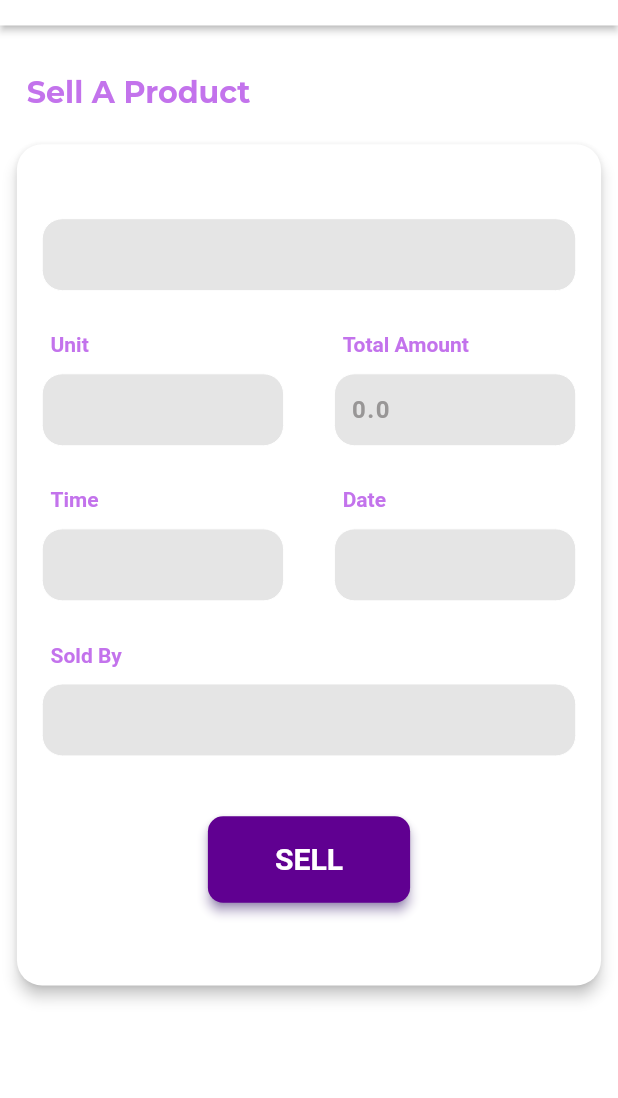
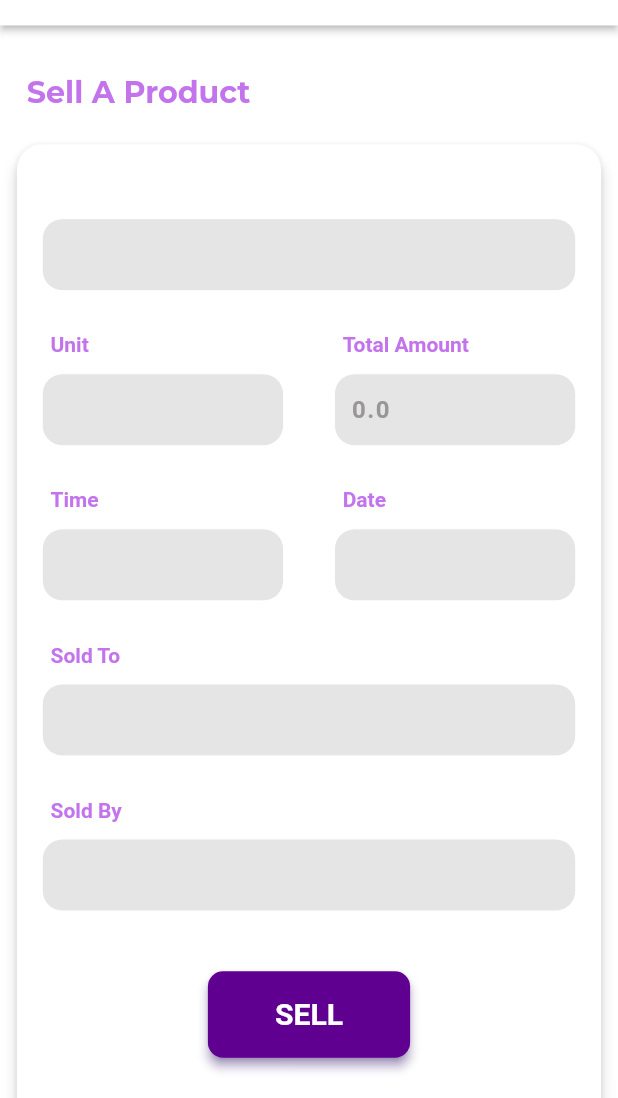
Before and after one commit to Chi-naza/Tarnor, a Flutter app: the SellAProductScreen screen opened directly with empty values, on a phone screen of 412 x 824 dp, the part 138-1236 px from its top. Run offline on Flutter 3.47's test engine with Material 2 defaults, Android fonts, the phone set to English and light mode, and no system bars; our stand-ins replace cloud_firestore, file_picker, firebase_auth, firebase_core, firebase_storage, get and 5 more; accounts and stored records are empty; network calls fail; Roboto replaces fonts that are missing (Georgia).

Commit message:
Modified the login screens. Gave more powers to the Admin and reduced the powers of the staff. Only admins can restock and create staff accounts. Added the functionality for the admin to see the details of a particular sale

```diff
--- a/lib/app_constants/routes.dart
+++ b/lib/app_constants/routes.dart
@@ -1,15 +1,11 @@
 import 'package:get/get.dart';
-import 'package:tanor/controllers/chart_controller.dart';
-import 'package:tanor/screens/auth_screens/employeelogin.dart';
+import 'package:tanor/screens/auth_screens/login.dart';
 import 'package:tanor/screens/auth_screens/employerlogin.dart';
 import 'package:tanor/screens/auth_screens/register_screen.dart';
-import 'package:tanor/screens/dashboard/admin.dart';
-import 'package:tanor/screens/dashboard/admin_total_income.dart';
 import 'package:tanor/screens/home/tarnor_home.dart';
 import 'package:tanor/screens/intro/splash_screen.dart';
 import 'package:tanor/screens/intro/welcome.dart';
 import 'package:tanor/screens/products/add_new_product.dart';
-import 'package:tanor/screens/products/sell_a_product.dart';
 
 class Routes {
 
@@ -40,8 +36,8 @@ class Routes {
     ),
     // employee login screen
     GetPage(
-      name: EmployeeLoginScreen.routeName,
-      page: () => const EmployeeLoginScreen(),
+      name: LoginScreen.routeName,
+      page: () => const LoginScreen(),
       transition: Transition.fade,
     ),
     // register screen
--- a/lib/controllers/auth_controller.dart
+++ b/lib/controllers/auth_controller.dart
@@ -9,7 +9,7 @@ import 'package:get/get.dart';
 import 'package:intl/intl.dart';
 import 'package:tanor/models/sales_model.dart';
 import 'package:tanor/models/user_model.dart';
-import 'package:tanor/screens/auth_screens/employeelogin.dart';
+import 'package:tanor/screens/auth_screens/login.dart';
 import 'package:tanor/screens/home/tarnor_home.dart';
 import 'package:tanor/screens/intro/welcome.dart';
 import 'package:tanor/utilities/feedback.dart';
@@ -77,7 +77,7 @@ class AuthController extends GetxController {
 
 
   void goToLoginScreen(){
-    Get.offAllNamed(EmployeeLoginScreen.routeName);
+    Get.offAllNamed(LoginScreen.routeName);
   }
 
 
--- a/lib/controllers/product_controller.dart
+++ b/lib/controllers/product_controller.dart
@@ -69,7 +69,7 @@ class ProductController extends GetxController{
 
 
   // A function which Sells a product
-  Future<void> sellProductItem({required ProductModel productModel, required int unitSold}) async {
+  Future<void> sellProductItem({required ProductModel productModel, required int unitSold, required String soldTo}) async {
     DateTime currentDateTime = DateTime.now();
     String productName = productModel.name.toUpperCase();
     try{
@@ -83,7 +83,8 @@ class ProductController extends GetxController{
         productName: productModel.name,
         time: myTime.value,
         date: myDate.value,
-        dateCreated: currentDateTime
+        dateCreated: currentDateTime,
+        soldTo: soldTo
       );
       // Save sales info to the general sales collection in the DB
       await salesFirestoreReference.doc("$productName : $currentDateTime").set(salesModel.toJson());
--- a/lib/custom_widgets/header/header_widget.dart
+++ b/lib/custom_widgets/header/header_widget.dart
@@ -43,9 +43,13 @@ class HeaderWidget extends GetView<AuthController> {
                         style: headline5,
                       ),
                       // Name
-                      Text(
-                        controller.currentUserData.firstName.toUpperCase(), // name at header
-                        style: headline3.copyWith(color: AppColors.mainTextColor2),
+                      Container(
+                        width: Dimensions.size100*2,
+                        child: Text(
+                          controller.currentUserData.firstName.toUpperCase(), // name at header
+                          style: headline3.copyWith(color: AppColors.mainTextColor2),
+                          overflow: TextOverflow.ellipsis,
+                        ),
                       ),
                     ],
                   ),
--- a/lib/models/sales_model.dart
+++ b/lib/models/sales_model.dart
@@ -10,6 +10,7 @@ class SalesModel {
   String time;  // eg 12:30:43 pm
   String date;  // eg 3 March 2022
   DateTime dateCreated;
+  String soldTo;
 
   SalesModel({
     required this.product,
@@ -20,6 +21,7 @@ class SalesModel {
     required this.time,
     required this.date,
     required this.dateCreated,
+    required this.soldTo
   });
 
 
@@ -32,7 +34,8 @@ class SalesModel {
     productName = snapshot['product_name'],
     time = snapshot['time'],
     date = snapshot['date'],
-    dateCreated = (snapshot['date_created'] as Timestamp).toDate();
+    dateCreated = (snapshot['date_created'] as Timestamp).toDate(),
+    soldTo = snapshot['sold_to'];
 
 
 
@@ -44,7 +47,8 @@ class SalesModel {
     productName = json['product_name'],
     time = json['time'],
     date = json['date'],
-    dateCreated = (json['date_created'] as Timestamp).toDate();
+    dateCreated = (json['date_created'] as Timestamp).toDate(),
+    soldTo = json['sold_to'];
 
 
 
@@ -58,6 +62,7 @@ class SalesModel {
     data['time'] = this.time;
     data['date'] = this.date;
     data['date_created'] = this.dateCreated;
+    data['sold_to'] = this.soldTo;
     return data;
   }
 
--- a/lib/screens/dashboard/specific_staff_sales.dart
+++ b/lib/screens/dashboard/specific_staff_sales.dart
@@ -1,10 +1,12 @@
 import 'package:flutter/material.dart';
+import 'package:get/get.dart';
 import 'package:intl/intl.dart';
 import 'package:tanor/app_constants/app_dimensions.dart';
 import 'package:tanor/custom_widgets/header/header_widget.dart';
 import 'package:tanor/custom_widgets/lists/product_item_widget.dart';
 import 'package:tanor/custom_widgets/texts/text_n_divider_header.dart';
 import 'package:tanor/models/user_model.dart';
+import 'package:tanor/screens/dashboard/sold_product_info.dart';
 
 class SpecificStaffSalesScreen extends StatelessWidget {
   final UserModel specificStaff;
@@ -31,6 +33,7 @@ class SpecificStaffSalesScreen extends StatelessWidget {
                   var sale = specificStaff.mySales[index];
                   return  InkWell(
                     onTap: (() {
+                      Get.to(SoldProductInfoScreen(soldProduct: sale));
                     }),
                     child: ProductItemWidget(
                       productName: sale .productName, // name
--- a/lib/screens/products/inventory_list_screen.dart
+++ b/lib/screens/products/inventory_list_screen.dart
@@ -3,6 +3,7 @@ import 'package:get/get.dart';
 import 'package:tanor/app_constants/app_colors.dart';
 import 'package:tanor/app_constants/app_dimensions.dart';
 import 'package:tanor/app_constants/custom_text_styles.dart';
+import 'package:tanor/controllers/auth_controller.dart';
 import 'package:tanor/controllers/product_controller.dart';
 import 'package:tanor/custom_widgets/header/header_widget.dart';
 import 'package:tanor/custom_widgets/lists/inventory_item_card.dart';
@@ -18,6 +19,9 @@ class InventoryListScreen extends StatelessWidget {
   Widget build(BuildContext context) {
     // instance of product controller
     ProductController productController = Get.find<ProductController>();
+
+    // instance of auth controller
+    AuthController authController = Get.find<AuthController>();
 
     return Scaffold(
       backgroundColor: Colors.white,
@@ -129,7 +133,7 @@ class InventoryListScreen extends StatelessWidget {
           }
         ),
       ),
-      floatingActionButton: FloatingActionButton(
+      floatingActionButton: authController.currentUserData.isStaff? null : FloatingActionButton(
         elevation: 3,
         child: const Icon(Icons.add),
         onPressed: (){
--- a/lib/screens/products/sell_a_product.dart
+++ b/lib/screens/products/sell_a_product.dart
@@ -23,10 +23,12 @@ class _SellAProductScreenState extends State<SellAProductScreen> {
 
    // input controllers
   TextEditingController unitSoldController = TextEditingController();
+  TextEditingController soldToWhoController = TextEditingController();
 
 
   // Form key
   var sellProdFormKey = GlobalKey<FormState>();
+  var soldToFormKey = GlobalKey<FormState>();
 
   // product controller instance
   ProductController productController = Get.find<ProductController>();
@@ -132,6 +134,21 @@ class _SellAProductScreenState extends State<SellAProductScreen> {
                                 ],
                               ),
                               SizedBox(height: Dimensions.size15),
+                              // Sold To
+                              Row(
+                                children: [
+                                  Expanded(
+                                    child: Form(
+                                      key: soldToFormKey,
+                                      child: InputFieldPlusTextWidget(
+                                        text: 'Sold To',
+                                        textController: soldToWhoController,
+                                      ),
+                                    ),
+                                  ),
+                                ],
+                              ),
+                              SizedBox(height: Dimensions.size15),
                               // Who is Selling?
                               Row(
                                 children: [
@@ -166,7 +183,10 @@ class _SellAProductScreenState extends State<SellAProductScreen> {
                             return;
                           }
                           // if form is valid i.e is unit is supplied, then go on to add the product to the Database
-                          if(sellProdFormKey.currentState!.validate()){
+                          if(sellProdFormKey.currentState!.validate() && soldToFormKey.currentState!.validate()){
+                            if(widget.product.unitAvailable < int.parse(unitSoldController.text.trim())){
+                              UserFeedBack.showError('Insufficient number of units available. You cannot sell more than ${widget.product.unitAvailable} items of this product');
+                            }else{
                               // getting confirmation from the user
                               UserFeedBack.showConfirmation(
                                 onConfirm: (){
@@ -174,11 +194,13 @@ class _SellAProductScreenState extends State<SellAProductScreen> {
                                   // Calling our function for Selling of Product (productController)
                                   productController.sellProductItem(
                                     productModel: widget.product,
-                                  unitSold: int.parse(unitSoldController.text.trim())
+                                    unitSold: int.parse(unitSoldController.text.trim()),
+                                    soldTo: soldToWhoController.text.trim()
                                   );
                                 },
                                 confirmQuestion: 'You want to go on to sell this product?'
                               );
+                            }
                           }
                         },
                       ),
```
Also changed, not shown: lib/screens/auth_screens/login.dart (renamed from lib/screens/auth_screens/employeelogin.dart, +46 -45 lines), lib/screens/dashboard/admin.dart (+12 -6 lines), lib/screens/dashboard/admin_total_income.dart (+13 -6 lines), lib/screens/dashboard/sold_product_info.dart (added, +56 -0 lines), lib/screens/products/inventory_detail_screen.dart (+8 -0 lines), 1 other file. Lines whose indentation alone changed are shown as unchanged.
